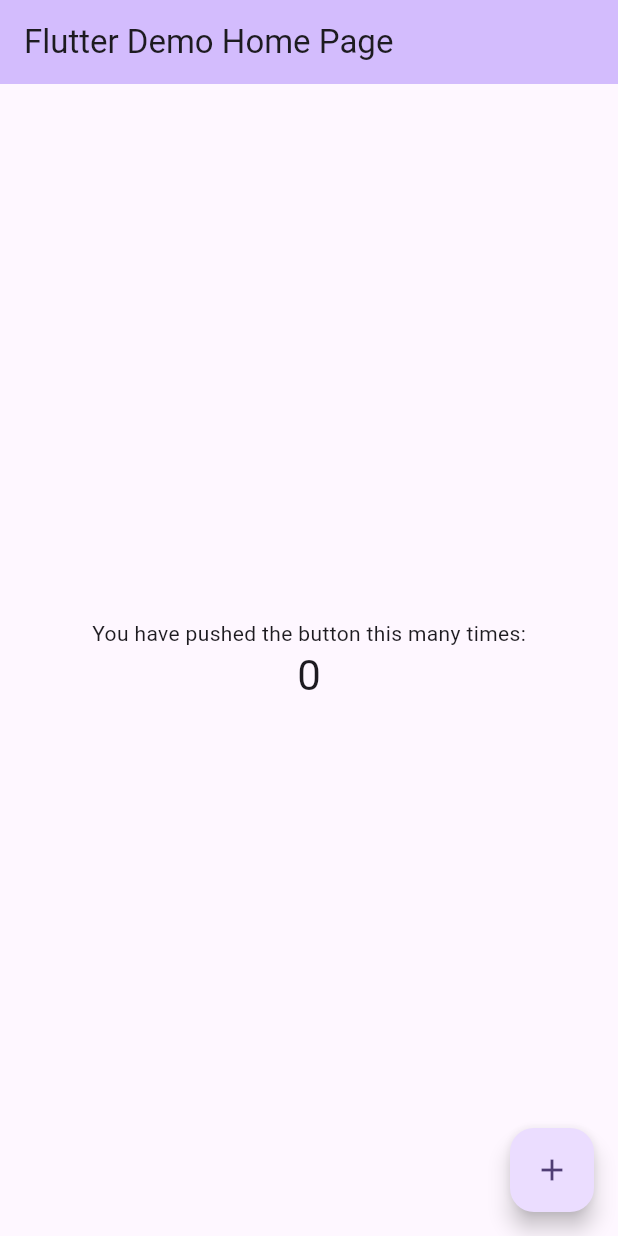
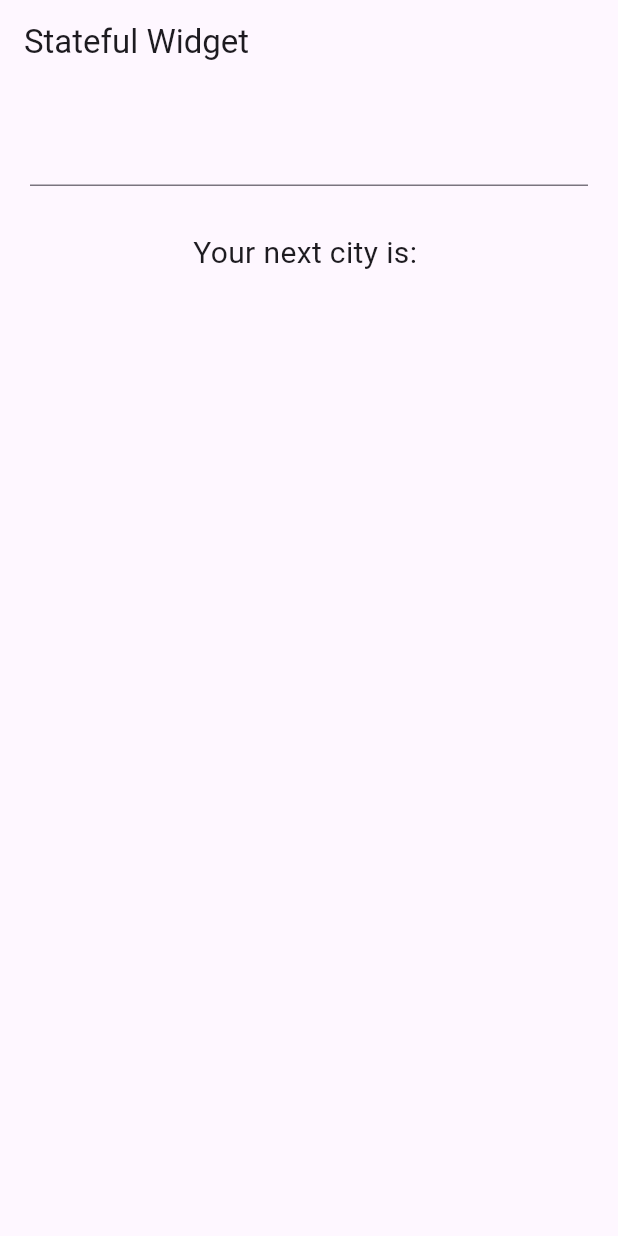
Before and after one commit to Benedict-Ik/SI-Calculator, a Flutter app: the screen it shows after launch, on a phone screen of 412 x 824 dp. Run offline on Flutter 3.47's test engine with Material 3 defaults, Android fonts, the phone set to English and light mode, and no system bars.

Commit message:
Completed lesson on stateful widget for TextFields

```diff
--- a/lib/main.dart
+++ b/lib/main.dart
@@ -11,100 +11,59 @@ class MyApp extends StatelessWidget {
   @override
   Widget build(BuildContext context) {
     return MaterialApp(
-      title: 'Flutter Demo',
-      theme: ThemeData(
-        colorScheme: ColorScheme.fromSeed(seedColor: Colors.deepPurple),
-        useMaterial3: true,
+        debugShowCheckedModeBanner: false,
+        title: 'Stateful Widget',
+        theme: ThemeData(
+          colorScheme: ColorScheme.fromSeed(seedColor: Colors.deepPurple),
+          useMaterial3: true,
+        ),
+        home: const FavouriteCity());
+  }
+}
+
+class FavouriteCity extends StatefulWidget {
+  const FavouriteCity({super.key});
+
+  @override
+  State<FavouriteCity> createState() => _FavouriteCityState();
+}
+
+class _FavouriteCityState extends State<FavouriteCity> {
+  // Defining property that might change in future
+  String cityName = "";
+  String cityLocation = "";
+
+  @override
+  Widget build(BuildContext context) {
+    // FavouriteCity widget is created at this point
+    return Scaffold(
+      appBar: AppBar(
+        title: const Text("Stateful Widget"),
       ),
-      home: const MyHomePage(title: 'Flutter Demo Home Page'),
+      body: Container(
+        margin: EdgeInsets.all(20.0),
+        child: Column(
+          children: [
+            TextField(
+              onSubmitted: (String userInput) {
+                setState(() {
+                  // setStateis called which tells the framework to redraw the
+                  // FavouriteCity widget
+                  cityName = userInput;
+                });
+              },
+            ),
+            Padding(
+                padding: EdgeInsets.all(30.0),
+                child: Text(
+                  "Your next city is: $cityName",
+                  style: TextStyle(
+                    fontSize: 20.0,
+                  ),
+                ))
+          ],
+        ),
+      ),
     );
   }
 }
-
-class MyHomePage extends StatefulWidget {
-  const MyHomePage({super.key, required this.title});
-
-  // This widget is the home page of your application. It is stateful, meaning
-  // that it has a State object (defined below) that contains fields that affect
-  // how it looks.
-
-  // This class is the configuration for the state. It holds the values (in this
-  // case the title) provided by the parent (in this case the App widget) and
-  // used by the build method of the State. Fields in a Widget subclass are
-  // always marked "final".
-
-  final String title;
-
-  @override
-  State<MyHomePage> createState() => _MyHomePageState();
-}
-
-class _MyHomePageState extends State<MyHomePage> {
-  int _counter = 0;
-
-  void _incrementCounter() {
-    setState(() {
-      // This call to setState tells the Flutter framework that something has
-      // changed in this State, which causes it to rerun the build method below
-      // so that the display can reflect the updated values. If we changed
-      // _counter without calling setState(), then the build method would not be
-      // called again, and so nothing would appear to happen.
-      _counter++;
-    });
-  }
-
-  @override
-  Widget build(BuildContext context) {
-    // This method is rerun every time setState is called, for instance as done
-    // by the _incrementCounter method above.
-    //
-    // The Flutter framework has been optimized to make rerunning build methods
-    // fast, so that you can just rebuild anything that needs updating rather
-    // than having to individually change instances of widgets.
-    return Scaffold(
-      appBar: AppBar(
-        // TRY THIS: Try changing the color here to a specific color (to
-        // Colors.amber, perhaps?) and trigger a hot reload to see the AppBar
-        // change color while the other colors stay the same.
-        backgroundColor: Theme.of(context).colorScheme.inversePrimary,
-        // Here we take the value from the MyHomePage object that was created by
-        // the App.build method, and use it to set our appbar title.
-        title: Text(widget.title),
-      ),
-      body: Center(
-        // Center is a layout widget. It takes a single child and positions it
-        // in the middle of the parent.
-        child: Column(
-          // Column is also a layout widget. It takes a list of children and
-          // arranges them vertically. By default, it sizes itself to fit its
-          // children horizontally, and tries to be as tall as its parent.
-          //
-          // Column has various properties to control how it sizes itself and
-          // how it positions its children. Here we use mainAxisAlignment to
-          // center the children vertically; the main axis here is the vertical
-          // axis because Columns are vertical (the cross axis would be
-          // horizontal).
-          //
-          // TRY THIS: Invoke "debug painting" (choose the "Toggle Debug Paint"
-          // action in the IDE, or press "p" in the console), to see the
-          // wireframe for each widget.
-          mainAxisAlignment: MainAxisAlignment.center,
-          children: <Widget>[
-            const Text(
-              'You have pushed the button this many times:',
-            ),
-            Text(
-              '$_counter',
-              style: Theme.of(context).textTheme.headlineMedium,
-            ),
-          ],
-        ),
-      ),
-      floatingActionButton: FloatingActionButton(
-        onPressed: _incrementCounter,
-        tooltip: 'Increment',
-        child: const Icon(Icons.add),
-      ), // This trailing comma makes auto-formatting nicer for build methods.
-    );
-  }
-}
```
